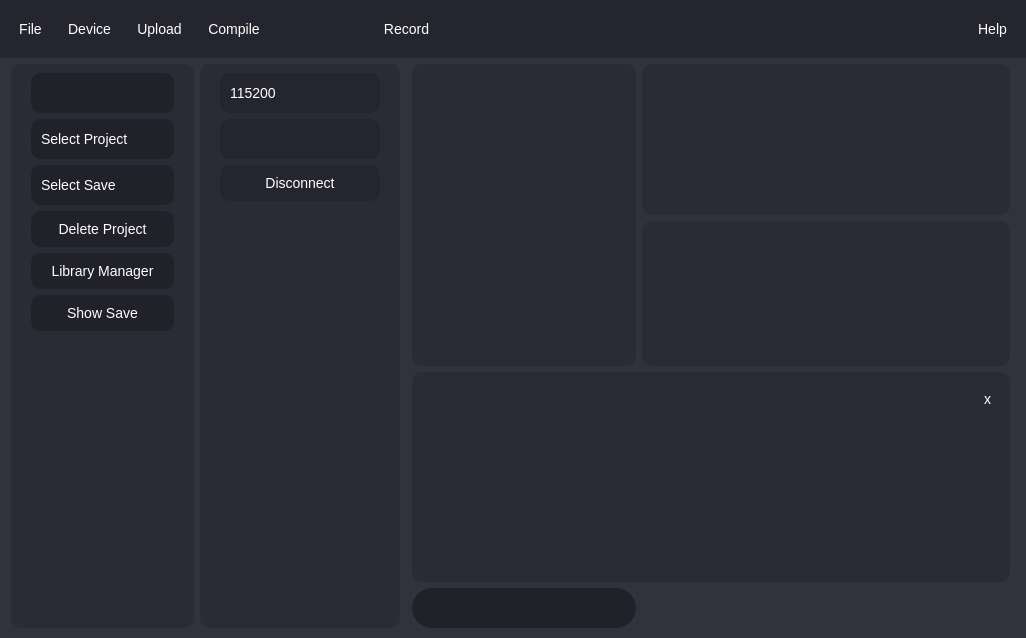
The window that Ui/GraphingUi.ui (OrionAerospaceYT/SideKick) describes before a commit, drawn with Qt 5.
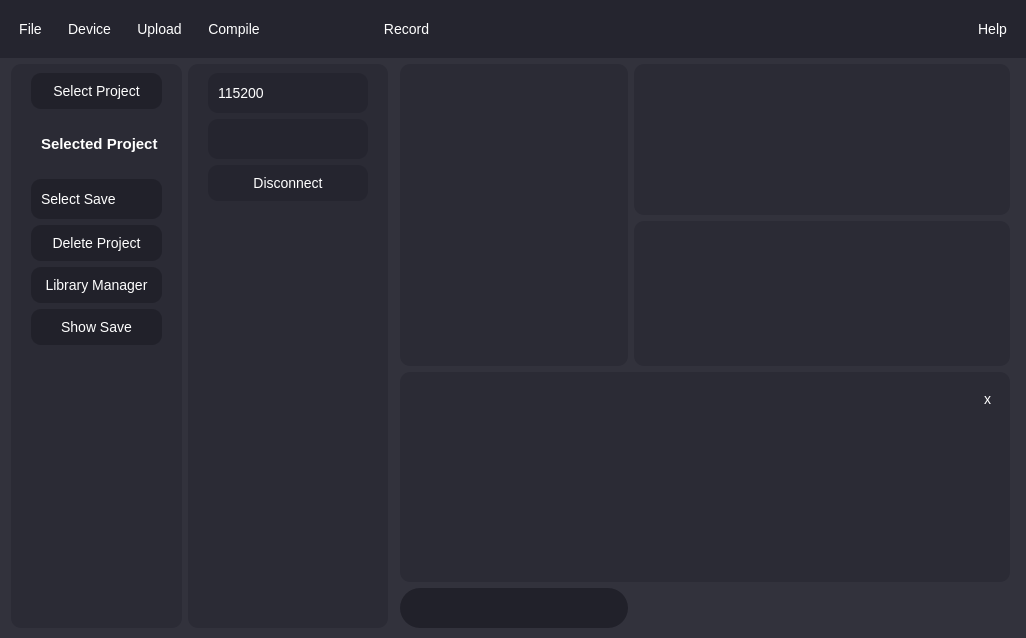
The same window after the commit. Icons and pictures are not drawn.

The edit to the form file:
```diff
--- a/Ui/GraphingUi.ui
+++ b/Ui/GraphingUi.ui
@@ -772,7 +772,7 @@
 
 /*Label Styling*/
 QLabel {
-  font-size: 20px;
+  font-size: 15px;
   font-weight: bold;
   padding-left: 6px;
 }
@@ -804,17 +804,51 @@
           <number>20</number>
          </property>
          <item>
-          <widget class="QLineEdit" name="project_name"/>
+          <widget class="QPushButton" name="select_project">
+           <property name="text">
+            <string>Select Project</string>
+           </property>
+          </widget>
          </item>
          <item>
-          <widget class="QComboBox" name="select_project">
-           <item>
-            <property name="text">
-             <string>Select Project</string>
-            </property>
-           </item>
+          <spacer name="verticalSpacer_4">
+           <property name="orientation">
+            <enum>Qt::Vertical</enum>
+           </property>
+           <property name="sizeType">
+            <enum>QSizePolicy::Minimum</enum>
+           </property>
+           <property name="sizeHint" stdset="0">
+            <size>
+             <width>20</width>
+             <height>20</height>
+            </size>
+           </property>
+          </spacer>
+         </item>
+         <item>
+          <widget class="QLabel" name="label">
+           <property name="text">
+            <string>Selected Project</string>
+           </property>
           </widget>
          </item>
+         <item>
+          <spacer name="verticalSpacer_5">
+           <property name="orientation">
+            <enum>Qt::Vertical</enum>
+           </property>
+           <property name="sizeType">
+            <enum>QSizePolicy::Minimum</enum>
+           </property>
+           <property name="sizeHint" stdset="0">
+            <size>
+             <width>20</width>
+             <height>20</height>
+            </size>
+           </property>
+          </spacer>
+         </item>
          <item>
           <widget class="QComboBox" name="saves">
            <item>
```
